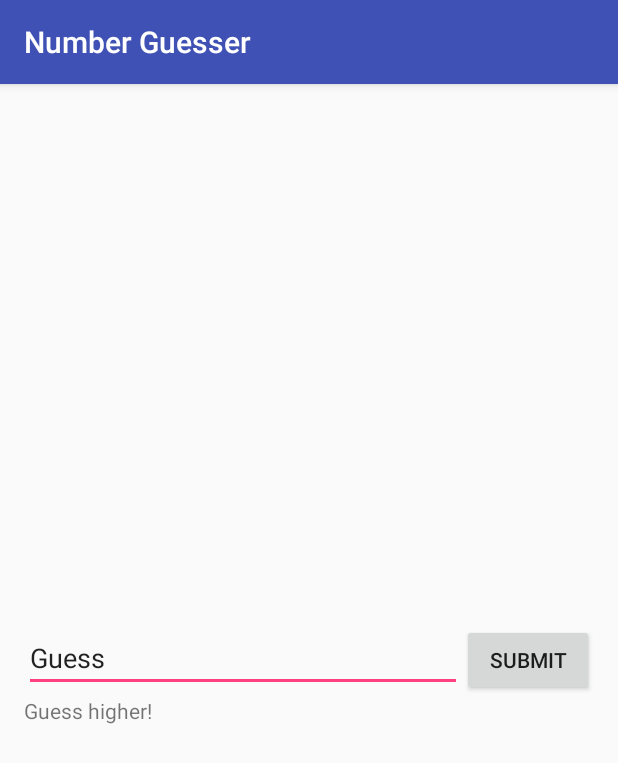
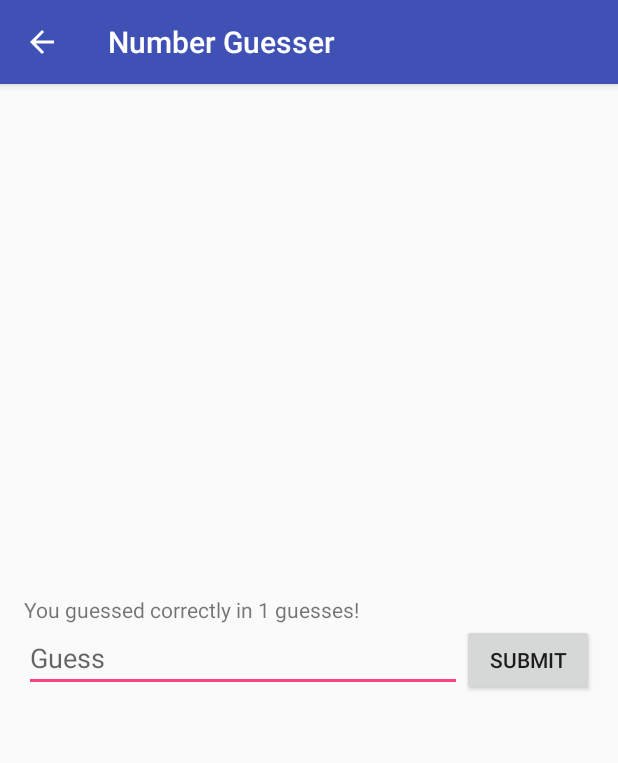
Before and after one commit to Smarticles101/Number-Guesser, an Android app: the User screen opened directly, with no data from a screen before it, after a tap on "SUBMIT", on a phone screen of 412 x 824 dp. Shown: the top 763 px of the screen. Run offline under Robolectric (Android 15) with nearby library versions, the phone set to English and light mode, and no system bars; 3 statements that could not run were skipped.

Commit message:
New version 1.5

```diff
--- a/app/build.gradle
+++ b/app/build.gradle
@@ -8,8 +8,8 @@ android {
         applicationId "ml.smarticles101.numberguesser"
         minSdkVersion 15
         targetSdkVersion 24
-        versionCode 1
-        versionName "1.0"
+        versionCode 15
+        versionName "1.5"
     }
     buildTypes {
         release {
--- a/app/src/main/java/ml/smarticles101/numberguesser/Info.java
+++ b/app/src/main/java/ml/smarticles101/numberguesser/Info.java
@@ -11,5 +11,6 @@ public class Info extends AppCompatActivity {
     protected void onCreate(Bundle savedInstanceState) {
         super.onCreate(savedInstanceState);
         setContentView(R.layout.activity_info);
+		getSupportActionBar().setDisplayHomeAsUpEnabled(true);
     }
 }
--- a/app/src/main/java/ml/smarticles101/numberguesser/MainActivity.java
+++ b/app/src/main/java/ml/smarticles101/numberguesser/MainActivity.java
@@ -15,18 +15,18 @@ public class MainActivity extends AppCompatActivity {
         setContentView(R.layout.activity_main);
     }
 
-    public void displayInfo(View view) {
+    public void info(View view) {
         Intent i = new Intent(this, Info.class);
         startActivity(i);
     }
 
     public void computer(View view) {
-        Intent i = new Intent(this, Computer.class);
+        Intent i = new Intent(this, ToComputer.class);
         startActivity(i);
     }
 
     public void user(View view) {
-        Intent i = new Intent(this, User.class);
+        Intent i = new Intent(this, ToUser.class);
         startActivity(i);
     }
 }
--- a/app/src/main/java/ml/smarticles101/numberguesser/User.java
+++ b/app/src/main/java/ml/smarticles101/numberguesser/User.java
@@ -1,12 +1,14 @@
 package ml.smarticles101.numberguesser;
 
+import android.content.Intent;
 import android.support.v7.app.AppCompatActivity;
 import android.os.Bundle;
 import android.view.View;
 import android.widget.EditText;
 import android.widget.TextView;
-// uh
+
 import ml.smarticles101.numberguesser.R;
+import java.util.Random;
 
 public class User extends AppCompatActivity {
     EditText input;
@@ -18,14 +20,21 @@ public class User extends AppCompatActivity {
     protected void onCreate(Bundle savedInstanceState) {
         super.onCreate(savedInstanceState);
         setContentView(R.layout.activity_user);
+		getSupportActionBar().setDisplayHomeAsUpEnabled(true);
         input = (EditText)findViewById(R.id.input);
         status = (TextView)findViewById(R.id.status);
+		Intent i = getIntent();
         iteration = 0;
-        computerGuess = (int)Math.round(Math.random()*100.0);
+		int high=i.getIntExtra(ToComputer.MAX, 100);
+		int low=i.getIntExtra(ToComputer.MIN, 0);
+		Random rand = new Random();
+        computerGuess = rand.nextInt((high-low)+1)+low;
     }
 
     public void submit(View view) {
         int userGuess = Integer.parseInt(String.valueOf(input.getText()).trim());
+		input.setText("");
+		iteration++;
         if(userGuess>computerGuess) {
             status.setText("Guess lower!");
         }
@@ -35,7 +44,7 @@ public class User extends AppCompatActivity {
         }
 
         if(userGuess==computerGuess) {
-            status.setText("You guessed correctly!");
+            status.setText("You guessed correctly in "+ iteration +" guesses!");
         }
     }
 }
--- a/app/src/main/res/layout/activity_main.xml
+++ b/app/src/main/res/layout/activity_main.xml
@@ -41,6 +41,6 @@
             android:layout_width="wrap_content"
             android:layout_height="wrap_content"
             android:text="Info"
-            android:onClick="displayInfo"/>
+            android:onClick="info"/>
     </android.support.v7.widget.ButtonBarLayout>
 </RelativeLayout>
--- a/app/src/main/res/layout/activity_user.xml
+++ b/app/src/main/res/layout/activity_user.xml
@@ -17,10 +17,11 @@
         android:layout_height="wrap_content"
         android:layout_centerInParent="true">
         <EditText
+            android:inputType="number"
             android:layout_weight="1"
             android:layout_width="fill_parent"
             android:layout_height="wrap_content"
-            android:text="Guess"
+            android:hint="Guess"
             android:id="@+id/input"/>
         <Button
             android:layout_width="wrap_content"
@@ -32,5 +33,5 @@
         android:id="@+id/status"
         android:layout_width="wrap_content"
         android:layout_height="wrap_content"
-        android:layout_below="@+id/inputBar"/>
+        android:layout_above="@+id/inputBar"/>
 </RelativeLayout>
```
Also changed, not shown: app/src/main/AndroidManifest.xml (+13 -7 lines), app/src/main/java/ml/smarticles101/numberguesser/Computer.java (+6 -3 lines).
